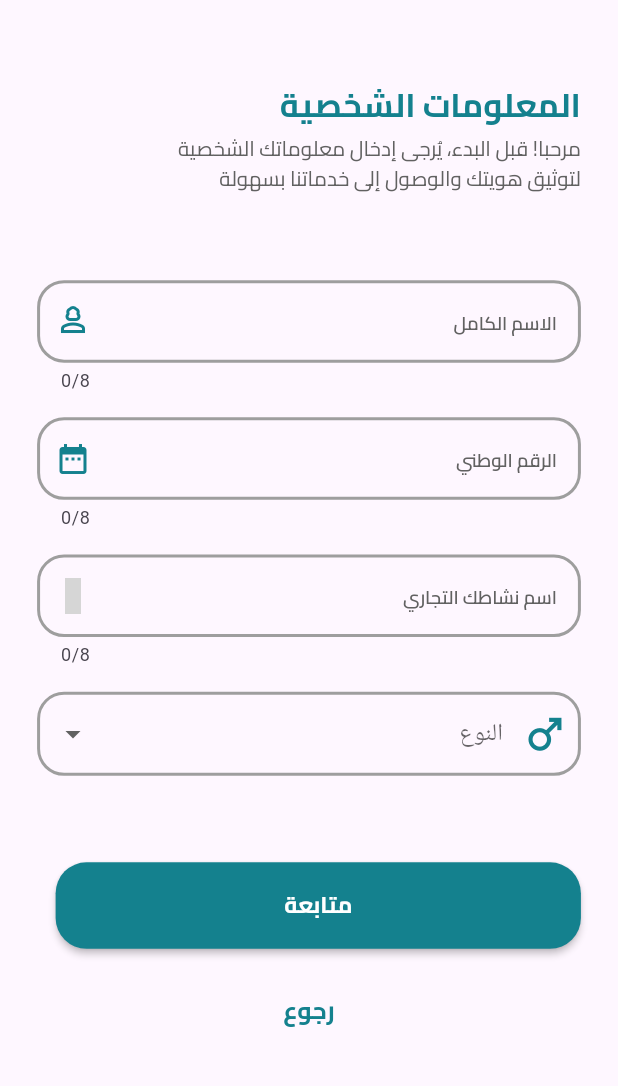
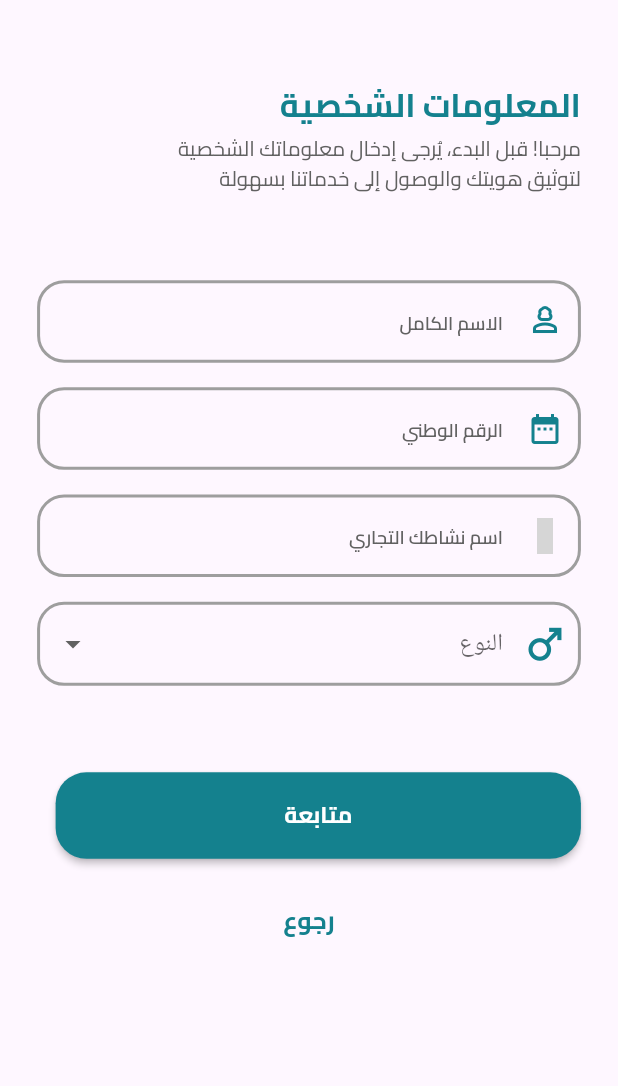
Before and after one commit to ghinwaalkanj/shipments, a Flutter app: the PersonalInfoScreen screen opened directly, after a tap on "متابعة", on a phone screen of 412 x 824 dp, the part 123-1209 px from its top. Run offline on Flutter 3.47's test engine with Material 3 defaults, Android fonts, the phone set to English and light mode, and no system bars; our stand-ins replace animated_bottom_navigation_bar, carousel_slider, dartz, get, get_storage, google_maps_flutter and 8 more; missing offline and left inert: qr_code_scanner; accounts and stored records are empty; grey boxes are pictures that could not be loaded.

Commit message:
fix_personal_info

```diff
--- a/lib/common/widgets/text_field.dart
+++ b/lib/common/widgets/text_field.dart
@@ -10,6 +10,7 @@ class TTextField extends StatelessWidget {
   final TextInputType? keyboardType;
   final ValueChanged<String>? onChanged;
   final bool showPrefix;
+  final bool isPhone; // إضافة متغير جديد لتحديد ما إذا كان الحقل هو رقم هاتف
 
   const TTextField({
     Key? key,
@@ -20,6 +21,7 @@ class TTextField extends StatelessWidget {
     this.keyboardType,
     this.onChanged,
     this.showPrefix = true, // الافتراضي هو عرض البادئة
+    this.isPhone = false, // الافتراضي ليس رقم هاتف
   }) : super(key: key);
 
   @override
@@ -32,7 +34,7 @@ class TTextField extends StatelessWidget {
           style: TextStyle(
             fontFamily: 'Cairo',
             fontSize: 11.sp,
-            fontWeight: FontWeight.bold,
+            fontWeight:  isPhone ?FontWeight.bold:FontWeight.normal,
             textBaseline: TextBaseline.alphabetic,
           ),
           controller: controller,
@@ -60,7 +62,8 @@ class TTextField extends StatelessWidget {
             suffixIcon: suffixIcon,
             suffixIconColor: TColors.primary,
             prefixIcon: prefixIcon,
-            suffixText: showPrefix ? ' 7 962+ ' : null,
+            prefixIconColor: TColors.primary,
+            suffixText: isPhone ? ' 7 962+ ' : null,
             suffixStyle: TextStyle(
               fontWeight: FontWeight.bold,
             ),
@@ -71,8 +74,8 @@ class TTextField extends StatelessWidget {
             ),
           ),
           keyboardType: keyboardType,
-          textDirection: TextDirection.ltr,
-          maxLength: 8,
+          textDirection: isPhone ? TextDirection.ltr : TextDirection.rtl,
+          maxLength: isPhone ? 8 : null,
         ),
       ),
     );
--- a/lib/features/auth/controller/personal_info_controller.dart
+++ b/lib/features/auth/controller/personal_info_controller.dart
@@ -1,3 +1,4 @@
+import 'package:flutter/material.dart';
 import 'package:get/get.dart';
 import 'package:shipment_merchent_app/core/integration/crud.dart';
 import 'package:shipment_merchent_app/core/integration/statusrequest.dart';
@@ -7,6 +8,7 @@ import '../../../utils/constants/api_constants.dart';
 import '../model/personal_info_model.dart';
 
 class PersonalInfoController extends GetxController {
+
   var fullName = ''.obs;
   var phoneNumber = ''.obs;
   var nationalId = ''.obs;
@@ -14,6 +16,11 @@ class PersonalInfoController extends GetxController {
   var gender = ''.obs;
   var isFormValid = false.obs;
   var isLoading = false.obs;
+
+  late TextEditingController fullNameController;
+  late TextEditingController idController;
+  late TextEditingController shopController;
+  late TextEditingController genderController;
 
   final Crud crud = Get.find<Crud>();
 
@@ -25,12 +32,17 @@ class PersonalInfoController extends GetxController {
       nationalId.value = Get.arguments['national_id'] ?? '';
       businessName.value = Get.arguments['business_name'] ?? '';
       gender.value = Get.arguments['gender'] ?? '';
+      validateForm();
     }
+
+    fullNameController = TextEditingController(text: fullName.value);
+    idController = TextEditingController(text: nationalId.value);
+    shopController = TextEditingController(text: businessName.value);
+    genderController = TextEditingController(text: gender.value);
   }
 
   void validateForm() {
     if (fullName.value.isNotEmpty &&
-        phoneNumber.value.isNotEmpty &&
         nationalId.value.isNotEmpty &&
         businessName.value.isNotEmpty &&
         gender.value.isNotEmpty) {
@@ -74,25 +86,12 @@ class PersonalInfoController extends GetxController {
         try {
           PersonalInfoResponseModel responseModel = PersonalInfoResponseModel.fromJson(data);
           if (responseModel.status) {
-            print(fullName.value);
-            print(nationalId.value);
-            print(businessName.value);
-            print(gender.value);
-            print(responseModel.status);
-            print(responseModel.message);
             Get.snackbar('Success', responseModel.message ?? 'Profile updated successfully');
             Get.to(IDUploadScreen());
           } else {
-            print(fullName.value);
-            print(nationalId.value);
-            print(businessName.value);
-            print(gender.value);
-            print(responseModel.status);
-            print(responseModel.message);
             Get.snackbar('Error', responseModel.message ?? 'Unknown error');
           }
         } catch (e) {
-          print('Error parsing response: $e');
           Get.snackbar('Error', 'Error parsing response');
         }
       },
--- a/lib/features/auth/screen/login_screen.dart
+++ b/lib/features/auth/screen/login_screen.dart
@@ -3,7 +3,6 @@ import 'package:get/get.dart';
 import 'package:shipment_merchent_app/features/auth/controller/login_controller.dart';
 import 'package:shipment_merchent_app/features/auth/screen/widgets/label_text_field.dart';
 import 'package:shipment_merchent_app/features/auth/screen/widgets/logo_image.dart';
-import 'package:shipment_merchent_app/features/auth/screen/widgets/number_counter.dart';
 import 'package:shipment_merchent_app/features/auth/screen/widgets/privacy_policy.dart';
 import 'package:sizer/sizer.dart';
 import '../../../common/widgets/button.dart';
@@ -30,7 +29,7 @@ class LoginScreen extends StatelessWidget {
             Positioned(
               top: 47.h,
               child: TTextField(
-                hintText: '9876 5432',
+                hintText: '--- ---- 7 962+',
                 prefixIcon: Icon(Icons.phone_android_outlined,
                     color: TColors.primary, size: 19.sp),
                 controller: phoneController,
@@ -41,7 +40,8 @@ class LoginScreen extends StatelessWidget {
                   phoneController.selection = TextSelection.fromPosition(
                       TextPosition(offset: phoneController.text.length));
                 },
-                showPrefix: true, // عرض البادئة
+                showPrefix: true,
+                isPhone: true,
               ),
             ),
             // NumberCounter(),
--- a/lib/features/auth/screen/personal_info_screen.dart
+++ b/lib/features/auth/screen/personal_info_screen.dart
@@ -16,12 +16,6 @@ class PersonalInfoScreen extends StatelessWidget {
   @override
   Widget build(BuildContext context) {
     final controller = Get.put(PersonalInfoController());
-
-    // Initialize the text controllers with the current values
-    final TextEditingController fullNameController = TextEditingController(text: controller.fullName.value);
-    final TextEditingController idController = TextEditingController(text: controller.nationalId.value);
-    final TextEditingController shopController = TextEditingController(text: controller.businessName.value);
-    final TextEditingController genderController = TextEditingController(text: controller.gender.value);
 
     return Scaffold(
       resizeToAvoidBottomInset: true,
@@ -59,8 +53,8 @@ class PersonalInfoScreen extends StatelessWidget {
               SizedBox(height: 7.h),
               TTextField(
                 hintText: "الاسم الكامل",
-                suffixIcon: Icon(Icons.person_3_outlined),
-                controller: fullNameController,
+                prefixIcon: Icon(Icons.person_3_outlined),
+                controller: controller.fullNameController,
                 keyboardType: TextInputType.name,
                 onChanged: (value) {
                   controller.fullName.value = value;
@@ -70,8 +64,8 @@ class PersonalInfoScreen extends StatelessWidget {
               SizedBox(height: 2.h),
               TTextField(
                 hintText: "الرقم الوطني",
-                suffixIcon: Icon(Icons.date_range),
-                controller: idController,
+                prefixIcon: Icon(Icons.date_range),
+                controller: controller.idController,
                 keyboardType: TextInputType.number,
                 onChanged: (value) {
                   controller.nationalId.value = value;
@@ -81,8 +75,8 @@ class PersonalInfoScreen extends StatelessWidget {
               SizedBox(height: 2.h),
               TTextField(
                 hintText: "اسم نشاطك التجاري",
-                suffixIcon: Icon(Iconsax.bag_24),
-                controller: shopController,
+                prefixIcon: Icon(Iconsax.bag_24),
+                controller: controller.shopController,
                 keyboardType: TextInputType.text,
                 onChanged: (value) {
                   controller.businessName.value = value;
@@ -135,7 +129,8 @@ class PersonalInfoScreen extends StatelessWidget {
                       borderRadius: BorderRadius.circular(18.0),
                     ),
                     focusedBorder: OutlineInputBorder(
-                      borderSide: BorderSide(color: TColors.primary, width: 2.0),
+                      borderSide:
+                          BorderSide(color: TColors.primary, width: 2.0),
                       borderRadius: BorderRadius.circular(18.0),
                     ),
                     enabledBorder: OutlineInputBorder(
@@ -143,15 +138,16 @@ class PersonalInfoScreen extends StatelessWidget {
                       borderRadius: BorderRadius.circular(18.0),
                     ),
                   ),
-                  icon: Icon(Icons.arrow_drop_down, textDirection: TextDirection.ltr),
+                  icon: Icon(Icons.arrow_drop_down,
+                      textDirection: TextDirection.ltr),
                 ),
               ),
               SizedBox(height: 7.h),
               Obx(() => TButton(
-                text: controller.isLoading.value ? 'جاري التحميل...' : 'متابعة',
-                onPressed: controller.isFormValid.value && !controller.isLoading.value
-                    ? null
-                    :controller.submitPersonalInfo,
+                    text: controller.isLoading.value
+                        ? 'جاري التحميل...'
+                        : 'متابعة',
+                    onPressed: controller.submitPersonalInfo,
                   )),
               CustomSizedBox.itemSpacingVertical(),
               Align(
```
Also changed, not shown: lib/features/auth/screen/widgets/number_counter.dart (deleted, +0 -24 lines), 1 other file. Lines whose indentation alone changed are shown as unchanged.
